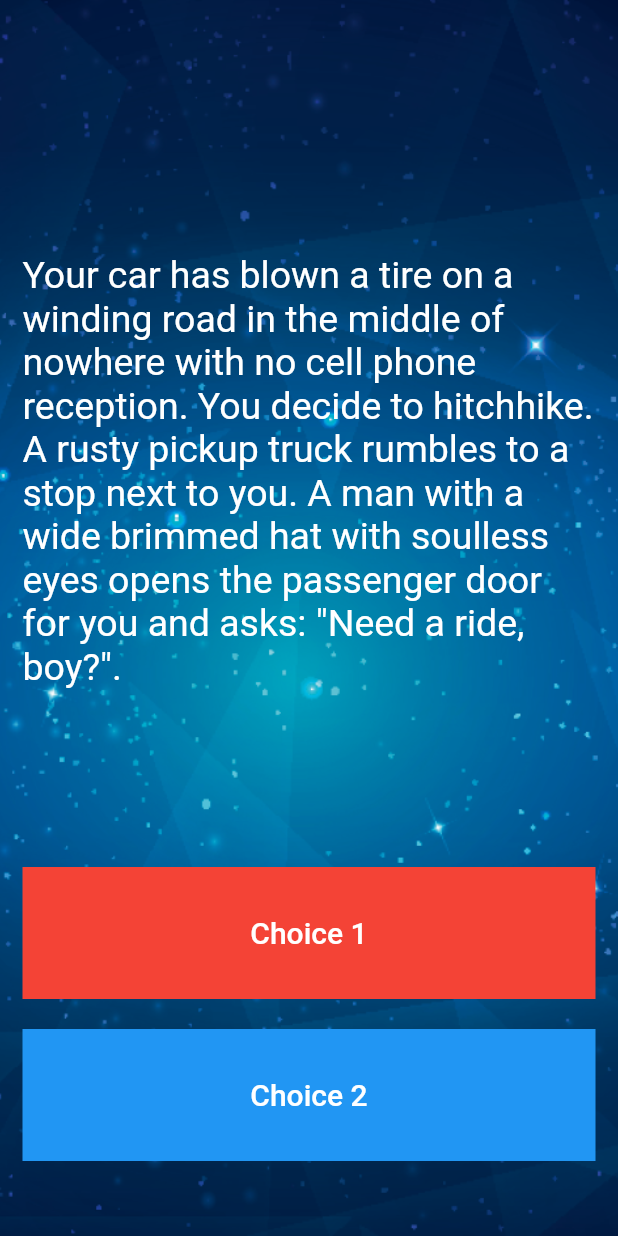
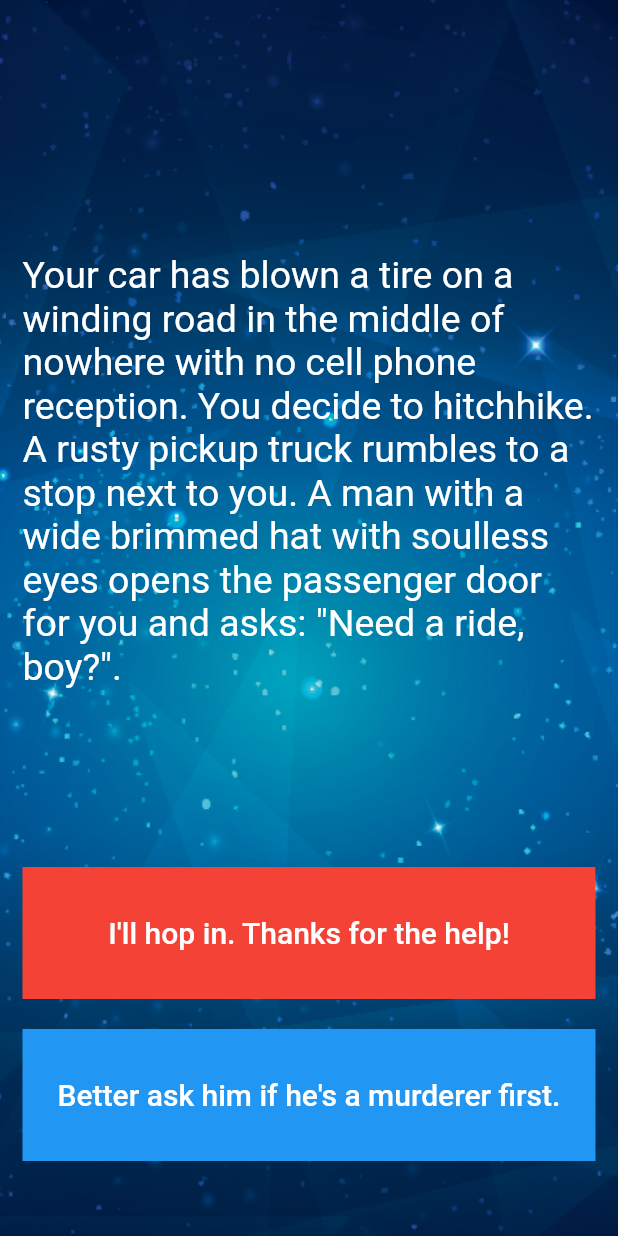
Before and after one commit to divyashivaram/flutter_udemy, a Flutter app: the screen it shows after launch, on a phone screen of 412 x 824 dp. Run offline on Flutter 3.47's test engine with Material 2 defaults, Android fonts, the phone set to English and light mode, and no system bars; our stand-ins replace audioplayers, rflutter_alert.

Commit message:
destini: todo 11, 12, 13, 14: fetch correct text and display

```diff
--- a/destini_challenge/lib/main.dart
+++ b/destini_challenge/lib/main.dart
@@ -1,7 +1,5 @@
 import 'package:destini_challenge_stub/story_brain.dart';
 import 'package:flutter/material.dart';
-
-//TODO: Step 15 - Run the app and see if you can see the screen update with the first story. Delete this TODO if it looks as you expected.
 
 void main() => runApp(Destini());
 
@@ -61,8 +59,7 @@ class _StoryPageState extends State<StoryPage> {
                     color: Colors.red,
                     child: Center(
                       child: Text(
-                        //TODO: Step 13 - Use the storyBrain to get the text for choice 1.
-                        'Choice 1',
+                        storybrain.getChoice1(0),
                         style: TextStyle(
                           color: Colors.white,
                           fontSize: 20.0,
@@ -90,8 +87,7 @@ class _StoryPageState extends State<StoryPage> {
                     color: Colors.blue,
                     child: Center(
                       child: Text(
-                        //TODO: Step 14 - Use the storyBrain to get the text for choice 2.
-                        'Choice 2',
+                        storybrain.getChoice2(0),
                         style: TextStyle(
                           color: Colors.white,
                           fontSize: 20.0,
```
Also changed, not shown: destini_challenge/lib/story_brain.dart (+9 -4 lines).
